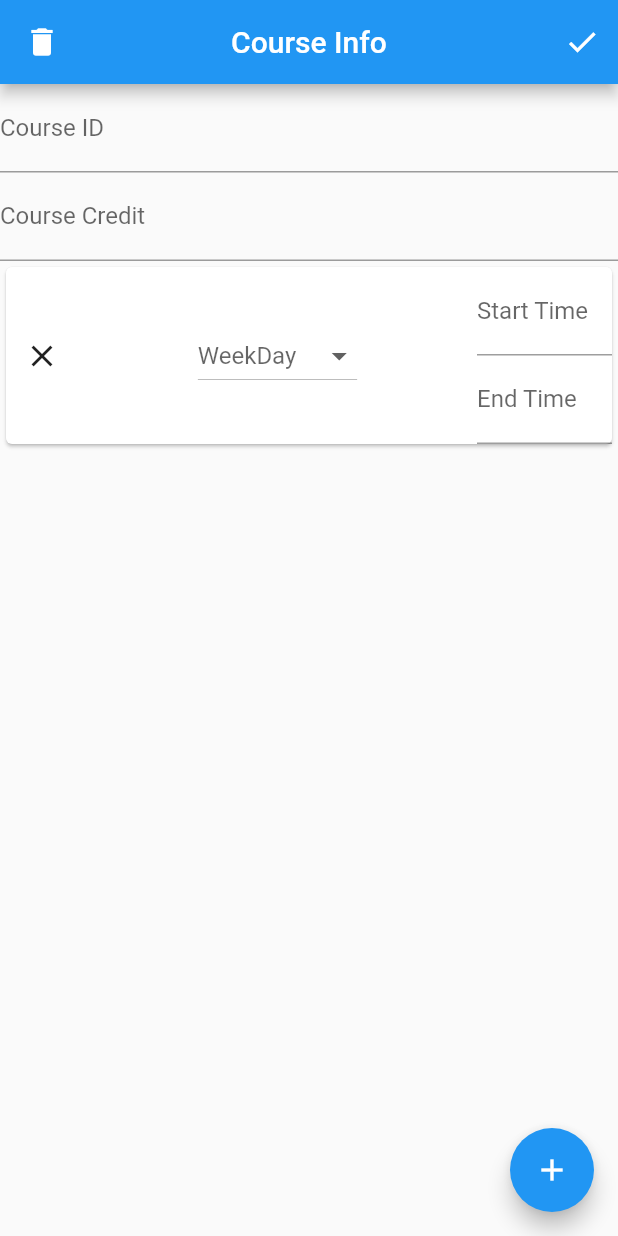
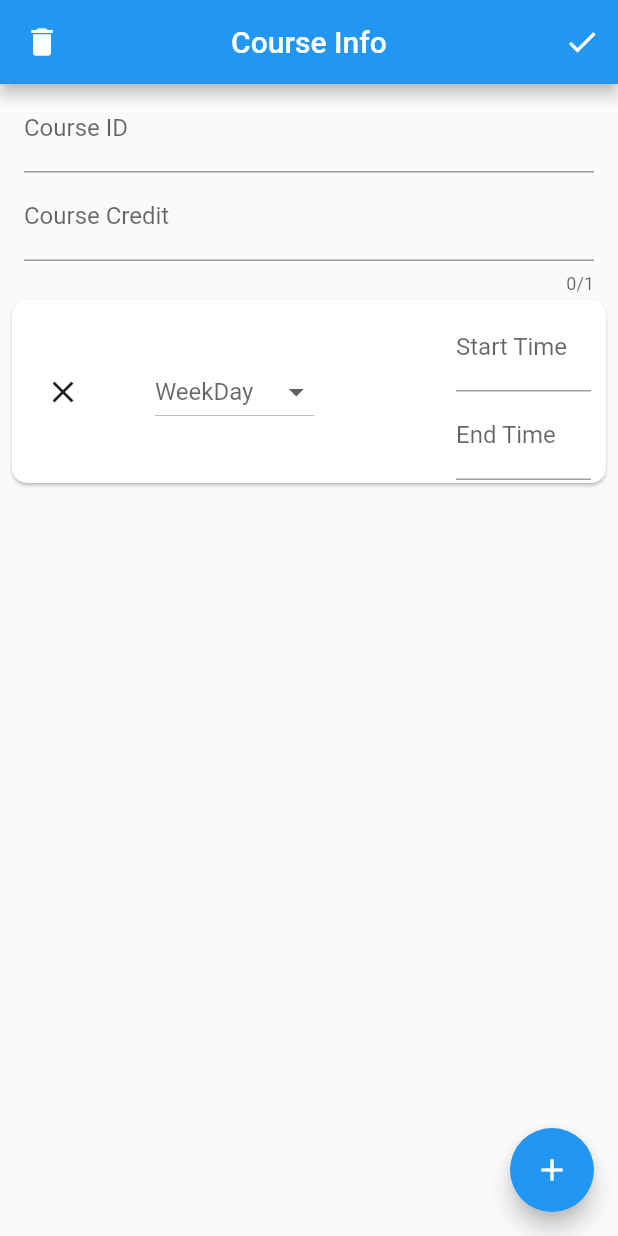
Before and after one commit to arafatfm/eee, a Flutter app: the CourseView screen opened directly, on a phone screen of 412 x 824 dp. Run offline on Flutter 3.47's test engine with Material 2 defaults, Android fonts, the light colour scheme and no system bars; our stand-ins replace cloud_firestore, firebase_core, table_calendar; accounts and stored records are empty.

Commit message:
Bugfix: twice tap for credit text input
main.dart:
- add navigatorKey for global context

data.dart:
- add NavigationService{} for context to format TImeOfDay to string
- change startTime & endTime type to TimeOfDay
- add getStartTime() & getEndTime() to convert TImeOfDay to String
- add timeFrom() to convert String to TimeOfDay
- fix toJson() & fromJson() accordingly

course_view.dart:
- add idController & creditController
- add padding to some widgets
- add some Snackbar & emptyFieldAlert()
- update logic of updateCourse() & deleteCourse()
- set credit field maxLength to 1
- fix timePicker initial time

home.dart:
- rm setState() from navigator push cause streamBuilder is here
- fix listTile height
- change listTile onTap() to onLongPress()
- add some padding
- fix getEvents()

```diff
--- a/lib/course_view.dart
+++ b/lib/course_view.dart
@@ -1,4 +1,4 @@
-// ignore_for_file: avoid_print
+// ignore_for_file: avoid_print, void_checks
 
 import 'package:cloud_firestore/cloud_firestore.dart';
 import 'package:eee/data.dart';
@@ -14,24 +14,25 @@ class CourseView extends StatefulWidget {
 }
 
 class _CourseViewState extends State<CourseView> {
-  TimeOfDay? pickedTime;
+  final idController = TextEditingController();
+  final creditController = TextEditingController();
   var listViewItems = List.filled(1, Duration(), growable: true);
-  String _id = "", _credit = "";
 
   @override
   void initState() {
     super.initState();
 
-    if(widget.viewId != null) {
-      var course = courses[courses.indexWhere((element) => element.id == widget.viewId)];
-      _id = course.id;
-      _credit = course.credit.toString();
+    if (widget.viewId != null) {
+      var course =
+          courses[courses.indexWhere((element) => element.id == widget.viewId)];
+      idController.text = course.id;
+      creditController.text = course.credit.toString();
       listViewItems = course.duration;
     }
   }
 
   syncToFF() async {
-    var docRef=FirebaseFirestore.instance.collection('root').doc('courses');
+    var docRef = FirebaseFirestore.instance.collection('root').doc('courses');
     var coursesJson = {
       for (var i = 0; i < courses.length; i++)
         '${courses[i].myId} $i': courses[i].toJson()
@@ -44,7 +45,7 @@ class _CourseViewState extends State<CourseView> {
 
   @override
   Widget build(BuildContext context) {
-    const double cardHeight = 126;
+    const double cardHeight = 130;
     return Scaffold(
       appBar: AppBar(
         title: const Text("Course Info"),
@@ -53,6 +54,7 @@ class _CourseViewState extends State<CourseView> {
         leading: IconButton(
           icon: const Icon(Icons.delete),
           onPressed: () {
+            if (widget.viewId == null) return;
             deleteCourse();
             Navigator.pop(context);
             syncToFF();
@@ -62,17 +64,28 @@ class _CourseViewState extends State<CourseView> {
           IconButton(
             icon: const Icon(Icons.check),
             onPressed: () {
-              if(_id.isEmpty || _credit.isEmpty) return;
-              if(listViewItems.isEmpty) return;
-              for(var item in listViewItems) {
-                if(item.weekDay == null) return;
-                if(item.startTime.isEmpty || item.endTime.isEmpty) return;
+              if (idController.text.isEmpty || creditController.text.isEmpty) {
+                return emptyFieldAlert();
               }
-              var index = courses.indexWhere((course) => _id.contains(course.code));
-              if(index == -1) {
+              if (listViewItems.isEmpty) return emptyFieldAlert();
+              for (var item in listViewItems) {
+                if (item.weekDay == null) return emptyFieldAlert();
+                if (item.getStartTime().isEmpty || item.getEndTime().isEmpty) {
+                  return emptyFieldAlert();
+                }
+              }
+              if (widget.viewId != null) {
+                updateCourse();
+              } else if (!courses
+                  .any((course) => idController.text.contains(course.code))) {
                 createCourse();
               } else {
-                updateCourse(index);
+                ScaffoldMessenger.of(context)
+                  ..removeCurrentSnackBar()
+                  ..showSnackBar(const SnackBar(
+                    content: Text('Course already exists'),
+                  ));
+                return;
               }
               Navigator.pop(context);
               syncToFF();
@@ -83,31 +96,29 @@ class _CourseViewState extends State<CourseView> {
       body: SizedBox(
         height: MediaQuery.of(context).size.height,
         child: ListView(
+          padding: const EdgeInsets.symmetric(horizontal: 4),
           physics: const NeverScrollableScrollPhysics(),
           children: [
-            TextField(
-              controller: TextEditingController(
-                text: _id,
-              ),
-              onChanged: (value) {
-                _id = value;
-              },
+            Padding(
+              padding: const EdgeInsets.symmetric(horizontal: 12),
+              child: TextField(
+                controller: idController,
                 decoration: const InputDecoration(
                   labelText: "Course ID",
                 ),
               ),
-            TextField(
-              controller: TextEditingController(
-                text: _credit,
             ),
-              onChanged: (value) {
-                _credit = value;
-              },
+            Padding(
+              padding: const EdgeInsets.symmetric(horizontal: 12),
+              child: TextField(
+                controller: creditController,
                 decoration: const InputDecoration(
                   labelText: "Course Credit",
                 ),
                 keyboardType: TextInputType.number,
                 inputFormatters: [FilteringTextInputFormatter.digitsOnly],
+                maxLength: 1,
+              ),
             ),
             ConstrainedBox(
               constraints: const BoxConstraints(
@@ -117,77 +128,96 @@ class _CourseViewState extends State<CourseView> {
                 physics: const ClampingScrollPhysics(),
                 shrinkWrap: true,
                 itemCount: listViewItems.length,
-                itemBuilder: (context, index) => SizedBox(
+                itemBuilder: (context, index) {
+                  var startTimePicker = (listViewItems[index].startTime != null)
+                      ? listViewItems[index].startTime
+                      : TimeOfDay.now();
+                  var endTimePicker = (listViewItems[index].endTime != null)
+                      ? listViewItems[index].endTime
+                      : TimeOfDay.now();
+
+                  return SizedBox(
                     height: cardHeight,
                     child: Card(
+                      shape: RoundedRectangleBorder(
+                          borderRadius: BorderRadius.circular(10)),
+                      child: Padding(
+                        padding: const EdgeInsets.symmetric(
+                          horizontal: 10,
+                          vertical: 2,
+                        ),
                         child: Row(
                           mainAxisAlignment: MainAxisAlignment.spaceBetween,
                           children: [
                             IconButton(
                               icon: const Icon(Icons.close),
                               onPressed: () {
-                              if(listViewItems.length > 1) {
+                                if (listViewItems.length > 1) {
                                   setState(() {
                                     listViewItems.removeAt(index);
                                   });
                                 }
                               },
                             ),
-                          // const SizedBox(width: 20,),
                             DropdownButton(
                               borderRadius: BorderRadius.circular(10),
                               hint: const Text("WeekDay"),
                               value: listViewItems[index].weekDay,
-                            items: weekDays.map((dow) => DropdownMenuItem(
+                              items: weekDays
+                                  .map((dow) => DropdownMenuItem(
                                         value: dow,
                                         child: Text(dow),
-                            )).toList(),
+                                      ))
+                                  .toList(),
                               onChanged: (value) => setState(() {
                                 listViewItems[index].weekDay = value as String?;
                               }),
                             ),
-                          // const SizedBox(width: 20,),
+                            const SizedBox(//empty space
+                              width: 20,
+                            ),
                             SizedBox(
                               width: 90,
                               child: Column(
                                 children: [
                                   TextField(
                                     controller: TextEditingController(
-                                    text: listViewItems[index].startTime,
+                                      text: listViewItems[index].getStartTime(),
                                     ),
                                     readOnly: true,
                                     decoration: const InputDecoration(
                                       labelText: "Start Time",
                                     ),
                                     onTap: () async {
-                                    pickedTime = await showTimePicker(
+                                      var pickedTime = await showTimePicker(
                                         context: context,
-                                      initialTime: TimeOfDay.now(),
+                                        initialTime: startTimePicker!,
                                       );
                                       setState(() {
-                                    listViewItems[index].startTime = pickedTime!
-                                        .format(context)
-                                        .padLeft(8, '0');
+                                        if (pickedTime != null) {
+                                          listViewItems[index].startTime =
+                                              pickedTime;
+                                        }
                                       });
                                     },
                                   ),
                                   TextField(
                                     controller: TextEditingController(
-                                    text: listViewItems[index].endTime,
+                                      text: listViewItems[index].getEndTime(),
                                     ),
                                     readOnly: true,
                                     decoration: const InputDecoration(
-                                    labelText: "End Time"
-                                  ),
+                                        labelText: "End Time"),
                                     onTap: () async {
-                                    pickedTime = await showTimePicker(
+                                      var pickedTime = await showTimePicker(
                                         context: context,
-                                      initialTime: TimeOfDay.now(),
+                                        initialTime: endTimePicker!,
                                       );
                                       setState(() {
-                                    listViewItems[index].endTime = pickedTime!
-                                        .format(context)
-                                        .padLeft(8, '0');
+                                        if (pickedTime != null) {
+                                          listViewItems[index].endTime =
+                                              pickedTime;
+                                        }
                                       });
                                     },
                                   )
@@ -198,6 +228,8 @@ class _CourseViewState extends State<CourseView> {
                         ),
                       ),
                     ),
+                  );
+                },
               ),
             ),
           ],
@@ -213,19 +245,40 @@ class _CourseViewState extends State<CourseView> {
       ),
     );
   }
+
   void createCourse() {
     var course = Course(
-      id: _id,
-      credit: int.parse(_credit),
+      id: idController.text,
+      credit: int.parse(creditController.text),
       duration: listViewItems,
     );
     courses.add(course);
+    ScaffoldMessenger.of(context).showSnackBar(const SnackBar(
+      content: Text('Course create success'),
+    ));
   }
+
   void deleteCourse() {
-    courses.removeWhere((course) => _id.contains(course.code));
+    courses.removeWhere((course) => course.id == widget.viewId);
+    ScaffoldMessenger.of(context).showSnackBar(const SnackBar(
+      content: Text('Course delete success'),
+    ));
   }
-  void updateCourse(int index) {
-    courses[index].credit = int.parse(_credit);
+
+  void updateCourse() {
+    int index = courses.indexWhere((course) => course.id == widget.viewId);
+    courses[index].credit = int.parse(creditController.text);
     courses[index].duration = listViewItems;
+    ScaffoldMessenger.of(context).showSnackBar(const SnackBar(
+      content: Text('Course update success'),
+    ));
   }
+
+  emptyFieldAlert() => {
+        ScaffoldMessenger.of(context)
+          ..removeCurrentSnackBar()
+          ..showSnackBar(const SnackBar(
+            content: Text('Complete all fields'),
+          ))
+      };
 }
--- a/lib/data.dart
+++ b/lib/data.dart
@@ -1,7 +1,10 @@
 // ignore_for_file: avoid_print
+import 'package:flutter/material.dart';
+import 'package:intl/intl.dart';
 
-
-import 'package:cloud_firestore/cloud_firestore.dart';
+class NavigationService {
+  static var navigatorKey = GlobalKey<NavigatorState>();
+}
 
 class Course {
   String myId = "$Course";
@@ -17,6 +20,7 @@ class Course {
   }) {
     code = id.replaceAll(RegExp(r'[^0-9]'), '');
   }
+
   Map toJson() => {
     'id' : id,
     'credit' : credit,
@@ -51,25 +55,40 @@ const List weekDays = [
 class Duration {
   String myId = "$Duration";
   String? weekDay;
-  String startTime;
-  String endTime;
+  TimeOfDay? startTime;
+  TimeOfDay? endTime;
+
+  getStartTime() {
+    var context = NavigationService.navigatorKey.currentContext;
+    return (startTime==null) ? "" : startTime!.format(context!).padLeft(8, '');
+  }
+
+  getEndTime() {
+    var context = NavigationService.navigatorKey.currentContext;
+    return (endTime==null) ? "" : endTime!.format(context!).padLeft(8, '');
+  }
 
   Duration({
     this.weekDay,
-    this.startTime = '',
-    this.endTime = '',
+    this.startTime,
+    this.endTime,
   });
 
   Map toJson() => {
-    'startTime' : startTime,
-    'endTime' : endTime,
+    'startTime' : getStartTime(),
+    'endTime' : getEndTime(),
     'weekDay' : weekDay,
   };
 
+  static timeFrom(String str) {
+    var time = DateFormat('hh:mm a').parse(str);
+    return TimeOfDay.fromDateTime(time);
+  }
+
   static Duration fromJson(Map <String, dynamic> json) => Duration(
     weekDay: json['weekDay'],
-    startTime: json['startTime'],
-    endTime: json['endTime'],
+    startTime: timeFrom(json['startTime']),
+    endTime: timeFrom(json['endTime']),
   );
 }
 
--- a/lib/main.dart
+++ b/lib/main.dart
@@ -1,3 +1,4 @@
+import 'package:eee/data.dart';
 import 'package:firebase_core/firebase_core.dart';
 import 'package:flutter/material.dart';
 import 'firebase_options.dart';
@@ -16,9 +17,10 @@ class MyApp extends StatelessWidget {
 
   @override
   Widget build(BuildContext context) {
-    return const MaterialApp(
+    return MaterialApp(
+      navigatorKey: NavigationService.navigatorKey,
       debugShowCheckedModeBanner: false,
-      home: MyHome(),
+      home: const MyHome(),
     );
   }
 }
```
Also changed, not shown: lib/home.dart (+13 -7 lines). Lines whose indentation alone changed are shown as unchanged.
